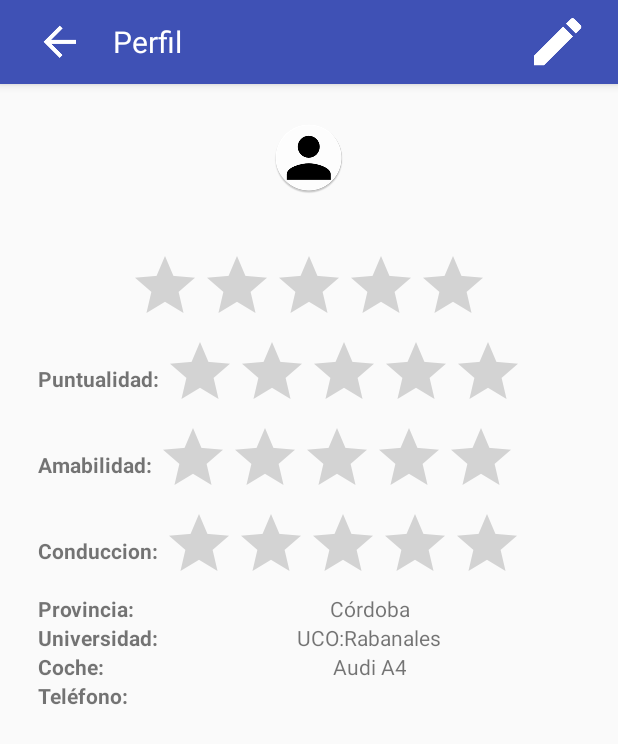
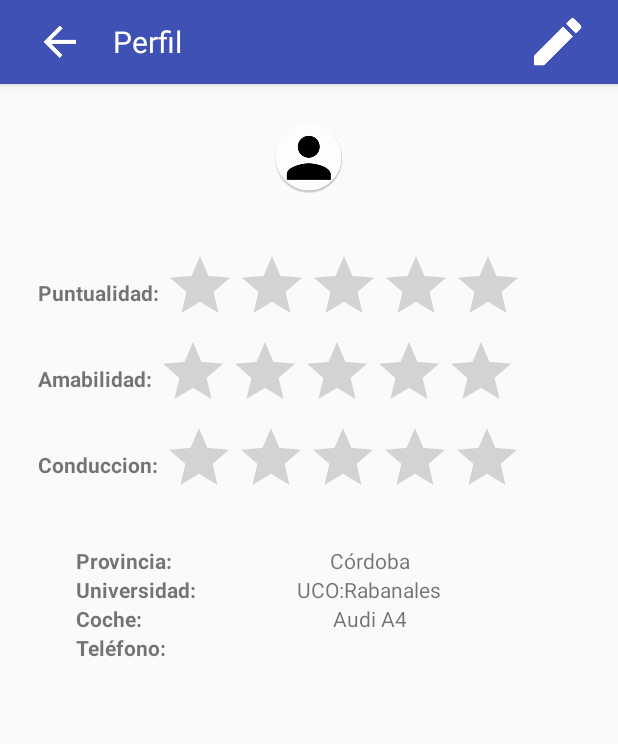
Before and after one commit to rafaelpedrajas/UCar, an Android app: the Perfil screen opened directly, with no data from a screen before it, after a tap on "Ver estadísticas", on a phone screen of 412 x 824 dp. Shown: the top 744 px of the screen. Run offline under Robolectric (Android 15) with nearby library versions, the phone set to English and light mode, and no system bars; network calls fail.

Commit message:
Modificacion perfil

```diff
--- a/app/src/main/java/com/rafaelpedrajas/ucar/Perfil.java
+++ b/app/src/main/java/com/rafaelpedrajas/ucar/Perfil.java
@@ -8,6 +8,7 @@ import android.util.Log;
 import android.view.View;
 import android.widget.ImageButton;
 import android.widget.LinearLayout;
+import android.widget.RatingBar;
 import android.widget.TextView;
 
 import java.util.HashMap;
@@ -66,6 +67,7 @@ public class Perfil extends AppCompatActivity
 
         final TextView verEstadisticas = (TextView) findViewById(R.id.tvRating);
         final LinearLayout layoutEstadisticas = (LinearLayout) findViewById(R.id.estadisticas);
+        final RatingBar rtb = (RatingBar)findViewById(R.id.ratingBar);
 
         verEstadisticas.setOnClickListener(new View.OnClickListener()
         {
@@ -74,6 +76,7 @@ public class Perfil extends AppCompatActivity
             {
                 layoutEstadisticas.setVisibility(View.VISIBLE);
                 verEstadisticas.setVisibility(View.GONE);
+                rtb.setVisibility(View.GONE);
             }
         });
 
--- a/app/src/main/res/layout/activity_perfil.xml
+++ b/app/src/main/res/layout/activity_perfil.xml
@@ -97,33 +97,28 @@
             android:layout_width="match_parent"
             android:layout_height="match_parent"
             android:orientation="vertical"
-            android:padding="25dp"
-            android:weightSum="100">
+            android:padding="25dp">
 
 
             <LinearLayout
                 android:layout_width="match_parent"
-                android:layout_height="0dp"
+                android:layout_height="wrap_content"
                 android:orientation="vertical"
-                android:layout_weight="60"
-                android:layout_gravity="center"
-                android:weightSum="100">
+                android:layout_gravity="center">
 
                 <ImageButton
                     android:layout_width="match_parent"
-                    android:layout_height="0dp"
+                    android:layout_height="wrap_content"
                     android:background="@null"
                     android:scaleType="fitCenter"
                     android:layout_gravity="center"
-                    android:layout_weight="45"
                     android:src="@mipmap/ic_default_perfil"/>
 
                 <TextView
                     android:id="@+id/tvNombre"
                     android:layout_width="match_parent"
-                    android:layout_height="0dp"
+                    android:layout_height="wrap_content"
                     android:layout_gravity="center"
-                    android:layout_weight="15"
                     android:textStyle="bold"
                     android:paddingTop="10dp"
                     android:text="Nombre A."
@@ -135,17 +130,15 @@
                     android:id="@+id/ratingBar"
                     android:layout_width="wrap_content"
                     android:layout_gravity="center"
-                    android:layout_height="0dp"
-                    android:layout_weight="25"
+                    android:layout_height="wrap_content"
                     android:numStars="5"
                     />
 
                 <TextView
                     android:id="@+id/tvRating"
                     android:layout_width="match_parent"
-                    android:layout_height="0dp"
+                    android:layout_height="wrap_content"
                     android:layout_gravity="center"
-                    android:layout_weight="15"
                     android:text="Ver estadísticas "
                     android:textAlignment="center"
                     />
@@ -231,6 +224,8 @@
             <GridLayout
                 android:layout_width="match_parent"
                 android:layout_height="wrap_content"
+                android:padding="25dp"
+                android:layout_gravity="center"
                 android:rowCount="4"
                 android:columnCount="2">
 
@@ -293,7 +288,6 @@
                     android:layout_width="wrap_content"
                     android:layout_height="wrap_content"
                     android:layout_gravity="left"
-                    android:layout_weight="15"
                     android:textStyle="bold"
                     android:text="Teléfono:"
                     />
@@ -303,7 +297,6 @@
                     android:layout_width="wrap_content"
                     android:layout_height="wrap_content"
                     android:layout_gravity="center"
-                    android:layout_weight="15"
                     android:text="667382203"
                     android:textAlignment="center"
                     />
```
